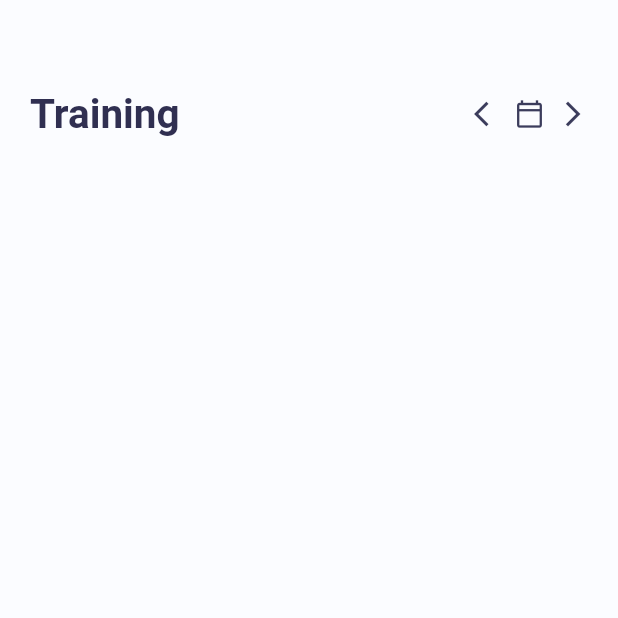
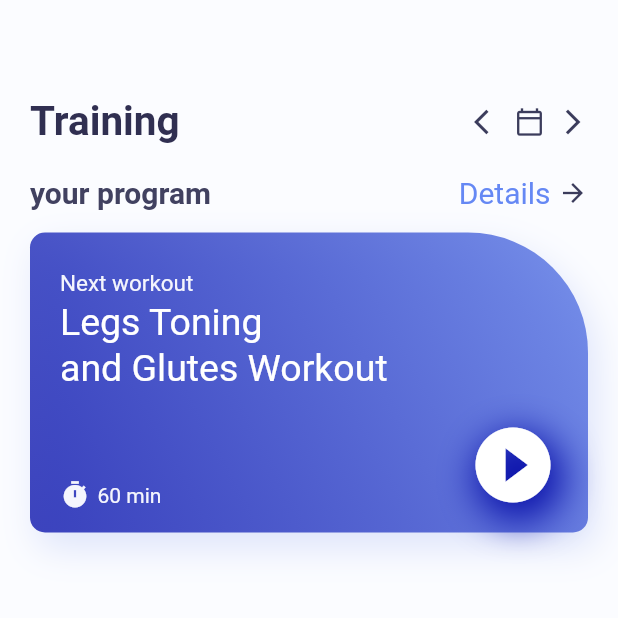
Before and after one commit to Demon4261/flutter_vedio_player, a Flutter app: the screen it shows after launch, on a phone screen of 412 x 824 dp, the top half of it. Run offline on Flutter 3.47's test engine with Material 2 defaults, Android fonts, the phone set to English and light mode, and no system bars.

Commit message:
day 1 completed

```diff
--- a/lib/home_page.dart
+++ b/lib/home_page.dart
@@ -7,7 +7,7 @@
     return Scaffold(
       backgroundColor: color.AppColor.homePageBackground,
       body: Container(
-          padding: const EdgeInsets.only(top: 60, left: 20, right: 20),
+          padding: const EdgeInsets.only(top: 65, left: 20, right: 20),
           child: Column(
             children: [
               Row(
@@ -43,6 +43,141 @@
                   )
                 ],
               ),
+              const SizedBox(
+                height: 20,
+              ),
+              Row(
+                children: [
+                  Text(
+                    "your program",
+                    style: TextStyle(
+                      fontSize: 20,
+                      fontWeight: FontWeight.w700,
+                      color: color.AppColor.homePageSubtitle,
+                    ),
+                  ),
+                  Expanded(child: Container()),
+                  Text(
+                    "Details",
+                    style: TextStyle(
+                      fontSize: 20,
+                      color: color.AppColor.homePageDetail,
+                    ),
+                  ),
+                  const SizedBox(
+                    width: 5,
+                  ),
+                  Icon(
+                    Icons.arrow_forward,
+                    size: 20,
+                    color: color.AppColor.homePageIcons,
+                  )
+                ],
+              ),
+              const SizedBox(
+                height: 15,
+              ),
+              Container(
+                  width: MediaQuery.of(context).size.width,
+                  height: 200,
+                  decoration: BoxDecoration(
+                      gradient: LinearGradient(
+                        colors: [
+                          color.AppColor.gradientFirst.withOpacity(0.8),
+                          color.AppColor.gradientSecond.withOpacity(0.9),
+                        ],
+                        begin: Alignment.bottomLeft,
+                        end: Alignment.topRight,
+                      ),
+                      borderRadius: const BorderRadius.only(
+                          topLeft: Radius.circular(10),
+                          topRight: Radius.circular(80),
+                          bottomLeft: Radius.circular(10),
+                          bottomRight: Radius.circular(10)),
+                      boxShadow: [
+                        BoxShadow(
+                          offset: Offset(5, 10),
+                          color: color.AppColor.gradientSecond.withOpacity(0.2),
+                          blurRadius: 20,
+                        ),
+                      ]),
+                  child: Padding(
+                    padding:
+                        const EdgeInsets.only(top: 25, left: 20, right: 20),
+                    child: Column(
+                      crossAxisAlignment: CrossAxisAlignment.start,
+                      children: [
+                        Text(
+                          "Next workout",
+                          style: TextStyle(
+                              fontSize: 15,
+                              color: color.AppColor.homePageContainerTextSmall),
+                        ),
+                        const SizedBox(
+                          height: 2,
+                        ),
+                        Text(
+                          "Legs Toning",
+                          style: TextStyle(
+                              fontSize: 25,
+                              color: color.AppColor.homePageContainerTextBig),
+                        ),
+                        const SizedBox(
+                          height: 2,
+                        ),
+                        Text(
+                          "and Glutes Workout",
+                          style: TextStyle(
+                              fontSize: 25,
+                              // fontWeight: FontWeight.bold,
+                              color: color.AppColor.homePageContainerTextBig),
+                        ),
+                        const SizedBox(
+                          height: 20,
+                        ),
+                        Row(
+                          crossAxisAlignment: CrossAxisAlignment.end,
+                          children: [
+                            Row(
+                              children: [
+                                Icon(
+                                  Icons.timer,
+                                  size: 20,
+                                  color:
+                                      color.AppColor.homePageContainerTextSmall,
+                                ),
+                                const SizedBox(
+                                  width: 5,
+                                ),
+                                Text("60 min",
+                                    style: TextStyle(
+                                        fontSize: 14,
+                                        color: color.AppColor
+                                            .homePageContainerTextSmall)),
+                              ],
+                            ),
+                            Expanded(child: Container()),
+                            Container(
+                              decoration: BoxDecoration(
+                                borderRadius: BorderRadius.circular(60),
+                                boxShadow: [
+                                  BoxShadow(
+                                      blurRadius: 20,
+                                      offset: const Offset(4, 8),
+                                      color: color.AppColor.gradientFirst)
+                                ],
+                              ),
+                              child: Icon(
+                                Icons.play_circle_fill,
+                                color: color.AppColor.homePageContainerTextBig,
+                                size: 60,
+                              ),
+                            )
+                          ],
+                        )
+                      ],
+                    ),
+                  ))
             ],
           )),
     );
```
